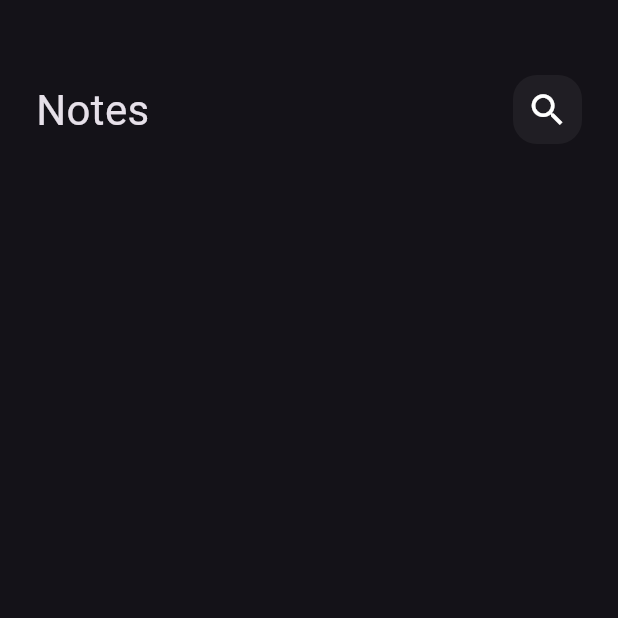
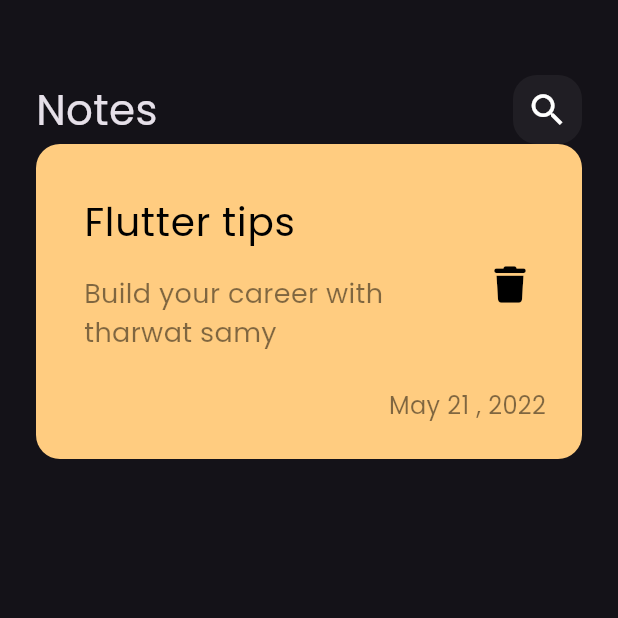
Before and after one commit to nadaElbnna2000/notes_app, a Flutter app: the screen it shows after launch, on a phone screen of 412 x 824 dp, the top half of it. Run offline on Flutter 3.47's test engine with Material 3 defaults, Android fonts, the phone set to English and light mode, and no system bars; our stand-ins replace font_awesome_flutter.

Commit message:
create note item

```diff
--- /dev/null
+++ b/lib/Views/Widgets/note_item.dart
@@ -0,0 +1,72 @@
+import 'package:flutter/cupertino.dart';
+import 'package:flutter/material.dart';
+import 'package:font_awesome_flutter/font_awesome_flutter.dart';
+
+class NoteItem extends StatelessWidget {
+  const NoteItem({super.key});
+
+  @override
+  Widget build(BuildContext context) {
+    return Container(
+      padding: const EdgeInsets.only(top: 24 , bottom: 24 , left: 16),
+
+      decoration: BoxDecoration(
+        color: const Color(0xffFFCC80),
+        borderRadius: BorderRadius.circular(16),
+      ),
+
+      child: Column(
+        crossAxisAlignment: CrossAxisAlignment.end ,
+        children: [
+
+          ListTile(
+            title: const Text(
+              'Flutter tips',
+              style: TextStyle(
+                  color: Colors.black,
+                 fontSize: 26
+              ),
+            ),
+            subtitle: Padding(
+              padding: const EdgeInsets.only(
+                top: 16,
+                bottom: 16,
+              ),
+              child: Text(
+                'Build your career with tharwat samy',
+                style: TextStyle(
+                  color: Colors.black.withOpacity(.5),
+                  fontSize: 18,
+
+                ),
+              ),
+            ),
+            trailing: IconButton(
+              onPressed: (){
+              },
+              icon:const Icon(
+                FontAwesomeIcons.trash,
+                color: Colors.black,
+                size: 24,
+              ),
+            ),
+
+          ),
+
+          Padding(
+            padding: const EdgeInsets.only(right: 24),
+            child: Text(
+
+              'May 21 , 2022',
+              style: TextStyle(
+                fontSize:16,
+                color: Colors.black.withOpacity(.5),
+              ),
+            ),
+          )
+        ],
+      )
+
+    );
+  }
+}
--- a/lib/Views/Widgets/notes_view_body.dart
+++ b/lib/Views/Widgets/notes_view_body.dart
@@ -1,5 +1,7 @@
 import 'package:flutter/cupertino.dart';
 import 'package:untitled/Views/Widgets/custom_app_bar.dart';
+
+import 'note_item.dart';
 
 class NotesViewBody extends StatelessWidget {
   const NotesViewBody({super.key});
@@ -14,6 +16,7 @@ class NotesViewBody extends StatelessWidget {
             height: 50,
           ),
           CustomAppBar(),
+          NoteItem(),
         ],
       ),
     );
--- a/lib/main.dart
+++ b/lib/main.dart
@@ -5,6 +5,9 @@ import 'package:untitled/views/notes_view.dart';
 void main() {
   runApp(const MyApp());
 }
+
+
+
 
 class MyApp extends StatelessWidget {
   const MyApp({super.key});
@@ -14,7 +17,10 @@ class MyApp extends StatelessWidget {
   Widget build(BuildContext context) {
     return MaterialApp(
       debugShowCheckedModeBanner: false,
-      theme: ThemeData(brightness: Brightness.dark),
+      theme: ThemeData(brightness: Brightness.dark,
+      fontFamily: 'Poppins',
+      ),
+
 
       home: NotesView(),
     );
```
Also changed, not shown: pubspec.yaml (+11 -9 lines), assets/fonts/Poppins-Regular.ttf (added), pubspec.lock.
